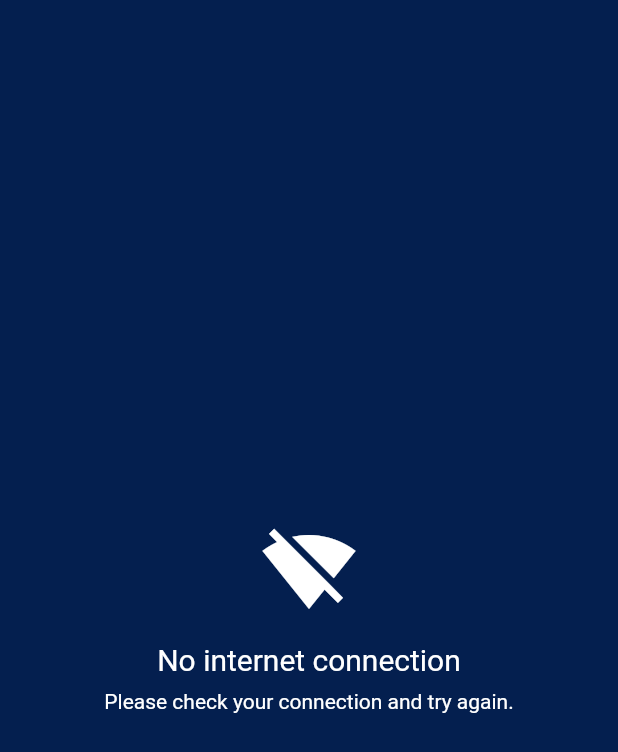
After one commit to justdeepaktiwari/mailapp01, a Flutter app: the NoInternetPage screen opened directly, on a phone screen of 412 x 824 dp. The commit adds this screen. Shown: the top 752 px of the screen. Run offline on Flutter 3.47's test engine with Material 2 defaults, Android fonts, the phone set to English and light mode, and no system bars; our stand-ins replace email_validator, lite_rolling_switch, shared_preferences; accounts and stored records are empty.

Commit message:
Error Resolved

```diff
--- a/lib/api/api_helpers.dart
+++ b/lib/api/api_helpers.dart
@@ -7,7 +7,7 @@ import 'package:mailapp01/utils/shared_preferences_utils.dart';
 
 class ApiHelper {
   static Uri parsedUrl(String endPoint) {
-    return Uri.parse(ApiEndpoints.baseUrl + endPoint);
+    return Uri.parse(ApiEndpoints().baseUrl + endPoint);
   }
 
   static Map<String, String> guestRequestHeaders() {
--- a/lib/providers/auth_provider.dart
+++ b/lib/providers/auth_provider.dart
@@ -6,20 +6,22 @@ import 'package:mailapp01/utils/shared_preferences_utils.dart';
 class AuthProvider with ChangeNotifier {
   bool _isLoggedIn = false;
   bool _isRefresh = false;
-  late int _userId;
+  int? _userId;
+  int? _complexCount;
   Map<String, dynamic> _userInfo = {};
 
   bool get isLoggedIn => _isLoggedIn;
   bool get isRefresh => _isRefresh;
   Map<String, dynamic> get userInfo => _userInfo;
-  int get userId => _userId;
+  int? get userId => _userId;
+  int? get complexCount => _complexCount;
 
   checkLoggin() {
-    _userInfo = jsonDecode(
-      SharedPreferencesUtils.getStringValuesSF("userInfo"),
-    );
+    final userInfo = SharedPreferencesUtils.getStringValuesSF("userInfo");
+    _userInfo = userInfo != '' ? jsonDecode(userInfo) : {};
     _userId = SharedPreferencesUtils.getIntValuesSF("userId");
     _isLoggedIn = SharedPreferencesUtils.getBoolValuesSF("isLoggedin");
+    _complexCount = SharedPreferencesUtils.getIntValuesSF("complexCount");
   }
 
   login() {
--- /dev/null
+++ b/lib/screens/no_internet_screen.dart
@@ -0,0 +1,40 @@
+import 'package:flutter/material.dart';
+import 'package:mailapp01/utils/constants.dart';
+
+class NoInternetPage extends StatelessWidget {
+  const NoInternetPage({super.key});
+
+  @override
+  Widget build(BuildContext context) {
+    return const Scaffold(
+      backgroundColor: AppConstants.primaryColor,
+      body: Center(
+        child: Column(
+          mainAxisAlignment: MainAxisAlignment.center,
+          children: [
+            Icon(
+              Icons.signal_wifi_off,
+              size: 64,
+              color: Colors.white,
+            ),
+            SizedBox(height: 16),
+            Text(
+              'No internet connection',
+              style: TextStyle(
+                fontSize: 20,
+                color: AppConstants.white,
+              ),
+            ),
+            SizedBox(height: 8),
+            Text(
+              'Please check your connection and try again.',
+              style: TextStyle(
+                color: AppConstants.white,
+              ),
+            ),
+          ],
+        ),
+      ),
+    );
+  }
+}
--- a/lib/screens/profile_screen.dart
+++ b/lib/screens/profile_screen.dart
@@ -57,6 +57,7 @@ class _ProfileScreenState extends State<ProfileScreen> {
                   // ignore: use_build_context_synchronously
                   Navigator.of(context).pop();
                   if (response["success"] == true) {
+                    auth.checkLoggin();
                     auth.logout();
                     if (!auth.isLoggedIn) {
                       setState(() {});
--- a/lib/screens/splash_screen.dart
+++ b/lib/screens/splash_screen.dart
@@ -48,7 +48,8 @@ class _SplashScreenState extends State<SplashScreen> {
           decoration: const BoxDecoration(
             image: DecorationImage(
               image: AssetImage(
-                  'assets/images/applogo.png'), // Path to your splash screen image file
+                'assets/images/applogo.png',
+              ),
               fit: BoxFit.cover,
             ),
           ),
--- a/lib/services/notifications/notification_service.dart
+++ b/lib/services/notifications/notification_service.dart
@@ -7,7 +7,7 @@ import 'package:mailapp01/models/notifications.dart';
 class NotificationService {
   static Future<List<NotificationList>> listComplex() async {
     final response = await ApiHelper.get(
-      ApiEndpoints.listNotifications,
+      ApiEndpoints().listNotifications,
       ApiHelper.authRequestHeaders(),
     );
 
--- a/lib/services/users/user_service.dart
+++ b/lib/services/users/user_service.dart
@@ -11,7 +11,7 @@ class UserService {
     ProfileBody profileBody,
   ) async {
     final response = await ApiHelper.post(
-      ApiEndpoints.profileUpdate,
+      ApiEndpoints().profileUpdate,
       profileBody.bodyData(),
       ApiHelper.authRequestHeaders(),
     );
@@ -41,7 +41,7 @@ class UserService {
     SettingBody settingBody,
   ) async {
     final response = await ApiHelper.post(
-      ApiEndpoints.updateSetting,
+      ApiEndpoints().updateSetting,
       settingBody.bodyData(),
       ApiHelper.authRequestHeaders(),
     );
--- a/pubspec.yaml
+++ b/pubspec.yaml
@@ -41,6 +41,7 @@ dependencies:
   http: ^1.1.0
   email_validator: ^2.1.17
   intl: ^0.18.1
+  connectivity: ^3.0.6
 
 dev_dependencies:
   flutter_test:
```
Also changed, not shown: lib/api/api_endpoints.dart (+12 -12 lines), lib/screens/complex/complex_screen.dart (+35 -38 lines), lib/screens/notifications_screen.dart (+15 -2 lines), lib/services/auth/auth_service.dart (+15 -4 lines), lib/services/complex/complex_services.dart (+13 -4 lines), pubspec.lock, 1 other file.
